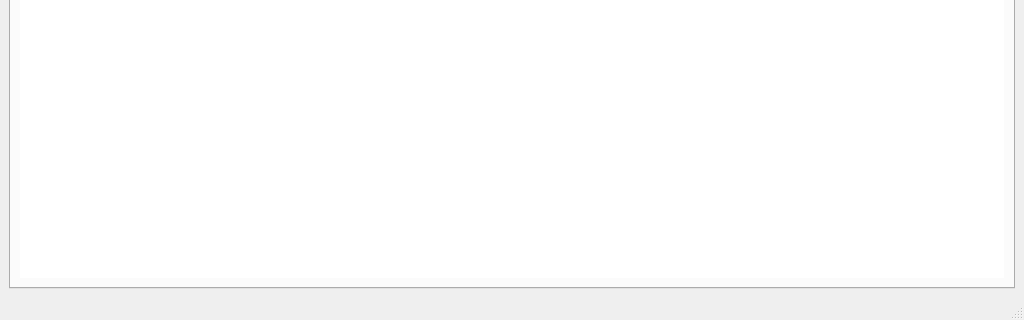
The window that ui/appsel.ui (jlu5/appsel) describes before a commit, drawn with Qt 5; both pictures show x 0 to 1024 and y 448 to 768 of the 1024 by 768 pixel window.
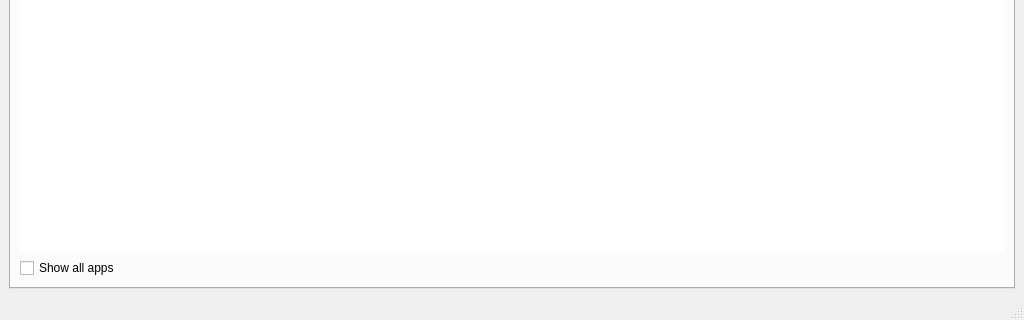
The same window after the commit. The open tabs and pages were chosen to show the change.

Commit message: Apps view: only show apps with at least one supported file type by default

The edit to the form file:
```diff
--- a/ui/appsel.ui
+++ b/ui/appsel.ui
@@ -81,6 +81,16 @@
           </property>
          </widget>
         </item>
+        <item>
+         <widget class="QCheckBox" name="showAllAppsCheckBox">
+          <property name="toolTip">
+           <string extracomment="If unchecked, only apps that have at least one supported file type will be shown"/>
+          </property>
+          <property name="text">
+           <string>Show all apps</string>
+          </property>
+         </widget>
+        </item>
        </layout>
       </widget>
      </widget>
```
The commit also changes 4 other files.
